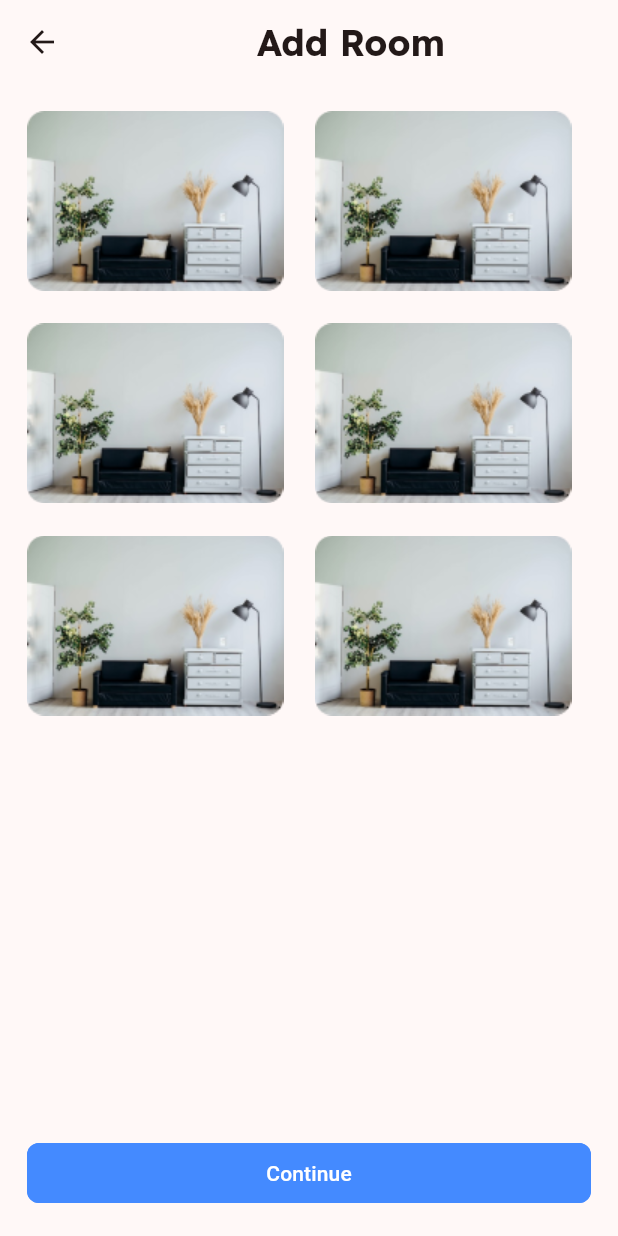
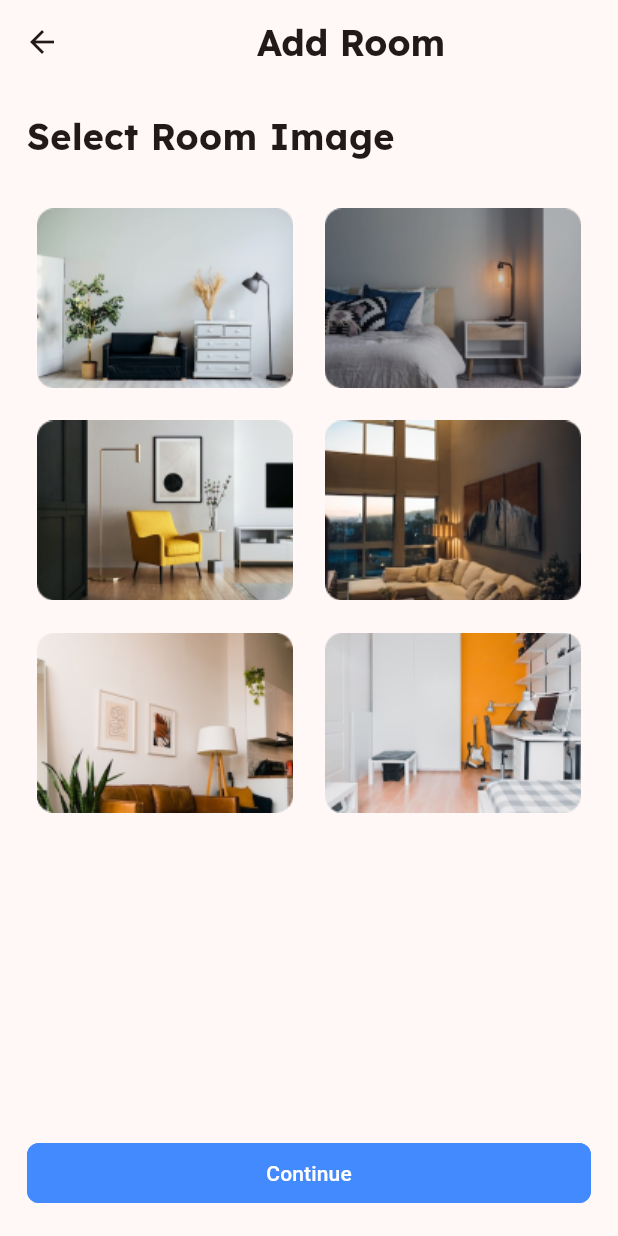
Before and after one commit to AwalkzzD/estonedge, a Flutter app: the SelectRoomImageScreen screen opened by its route, on a phone screen of 412 x 824 dp. Run offline on Flutter 3.47's test engine with Material 3 defaults, Android fonts, the phone set to English and light mode, and no system bars; our stand-ins replace flutter_keyboard_visibility, flutter_riverpod, flutter_svg, rxdart, shared_preferences, synchronized; missing offline and left inert: amplify_auth_cognito, amplify_flutter; accounts and stored records are empty; project files that could hold a hidden picture were left out.

Commit message:
adding new rooms and displaying it in room screen and storing it in shared preference.

```diff
--- a/lib/base/basePageDialog.dart
+++ b/lib/base/basePageDialog.dart
@@ -125,7 +125,7 @@ abstract class BasePageDialogState<T extends BasePageDialog,
           value: getSystemUIOverlayStyle(),
           sized: false,
           child: buildWidget(context));
-      return buildWidget(context);
+      // return buildWidget(context);
     } else {
       return AnnotatedRegion<SystemUiOverlayStyle>(
           value: getSystemUIOverlayStyle(), sized: false, child: getScaffold());
--- a/lib/base/components/screen_utils/flutter_screenutil.dart
+++ b/lib/base/components/screen_utils/flutter_screenutil.dart
@@ -6,7 +6,6 @@
 library flutter_screenutil;
 
 import 'dart:math';
-import 'dart:ui' as ui;
 
 import 'package:flutter/material.dart';
 
--- a/lib/base/constants/app_images.dart
+++ b/lib/base/constants/app_images.dart
@@ -17,6 +17,17 @@ class AppImages {
   static const String appBarPlusIcon = 'assets/icons/app_bar_plus_icon.png';
   static const String addRoomPlusIcon = 'assets/icons/add_room_plus_icon.png';
 
-  static const String switchActiveThumbImage = 'assets/icons/switch_active_thumb_image.png';
-  static const String switchInactiveThumbImage = 'assets/icons/switch_inactive_thumb_image.png';
+  static const String switchActiveThumbImage =
+      'assets/icons/switch_active_thumb_image.png';
+  static const String switchInactiveThumbImage =
+      'assets/icons/switch_inactive_thumb_image.png';
+
+  // room images
+  static const String noRoomFoundImage = 'assets/images/noRoom.png';
+  static const String room1 = 'assets/images/room1.png';
+  static const String room2 = 'assets/images/room2.png';
+  static const String room3 = 'assets/images/room3.png';
+  static const String room4 = 'assets/images/room4.png';
+  static const String room5 = 'assets/images/room5.png';
+  static const String room6 = 'assets/images/room6.png';
 }
--- a/lib/ui/auth/login/login_screen.dart
+++ b/lib/ui/auth/login/login_screen.dart
@@ -49,7 +49,7 @@ class _LoginScreenState extends BaseWidgetState<LoginScreen> {
                   textAlign: TextAlign.left,
                   style: TextStyle(
                       fontSize: 20,
-                      fontFamily: 'RubikMedium-DRPE',
+                      fontFamily: 'Lexend',
                       fontWeight: FontWeight.bold),
                 ),
               ),
--- a/lib/ui/home/home_screen.dart
+++ b/lib/ui/home/home_screen.dart
@@ -7,7 +7,6 @@ import 'package:estonedge/ui/home/dashboard/dashboard_screen.dart';
 import 'package:estonedge/ui/home/home_screen_provider.dart';
 import 'package:estonedge/ui/home/room/room_screen.dart';
 import 'package:estonedge/ui/home/scheduler/schedule_details_screen.dart';
-import 'package:estonedge/ui/home/scheduler/schedule_home_screen.dart';
 import 'package:estonedge/ui/profile/profile_screen.dart';
 import 'package:flutter/material.dart';
 import 'package:flutter_riverpod/flutter_riverpod.dart';
--- /dev/null
+++ b/lib/ui/home/room/add_room/add_room_provider.dart
@@ -0,0 +1,5 @@
+  import 'package:flutter_riverpod/flutter_riverpod.dart';
+
+  final roomNameProvider = StateProvider<String>((ref) {
+    return '';
+  });
--- a/lib/ui/home/room/add_room/room_image_screen.dart
+++ b/lib/ui/home/room/add_room/room_image_screen.dart
@@ -1,7 +1,10 @@
 import 'package:estonedge/base/constants/app_images.dart';
 import 'package:estonedge/base/screens/base_widget.dart';
 import 'package:estonedge/base/utils/widgets/custom_button.dart';
+import 'package:estonedge/ui/home/room/add_room/add_room_provider.dart';
+import 'package:estonedge/ui/home/room/add_room/room_list_provider.dart';
 import 'package:flutter/material.dart';
+import 'package:flutter_riverpod/flutter_riverpod.dart';
 
 class SelectRoomImageScreen extends BaseWidget {
   const SelectRoomImageScreen({super.key});
@@ -12,8 +15,15 @@ class SelectRoomImageScreen extends BaseWidget {
 
 class _SelectRoomImageScreenState
     extends BaseWidgetState<SelectRoomImageScreen> {
-  List<bool> selectedImages = List.generate(
-      6, (index) => false); // List to keep track of selected images
+  final List<String> roomImages = [
+    AppImages.room1,
+    AppImages.room2,
+    AppImages.room3,
+    AppImages.room4,
+    AppImages.room5,
+    AppImages.room6,
+  ];
+  int? selectedImageIndex; // Index of the selected image
 
   @override
   Widget build(BuildContext context) {
@@ -33,7 +43,19 @@ class _SelectRoomImageScreenState
       body: Padding(
         padding: const EdgeInsets.all(18.0),
         child: Column(
+          crossAxisAlignment: CrossAxisAlignment.start,
           children: [
+            Text(
+              'Select Room Image',
+              textAlign: TextAlign.center,
+              style: TextStyle(
+                  fontSize: 24,
+                  fontFamily: 'Lexend',
+                  fontWeight: FontWeight.bold),
+            ),
+            SizedBox(
+              height: 20,
+            ),
             Flexible(
               child: GridView.builder(
                 itemCount: 6, // Total number of containers
@@ -47,48 +69,69 @@ class _SelectRoomImageScreenState
                   return GestureDetector(
                     onTap: () {
                       setState(() {
-                        selectedImages[index] =
-                            !selectedImages[index]; // Toggle selection state
+                        selectedImageIndex =
+                            index; // Set the selected image index
                       });
                     },
-                    child: Stack(
-                      children: [
-                        Image.asset(
-                            'assets/images/room.png'), // Display the image
-                        if (selectedImages[
-                            index]) // Display tick icon if selected
-                          Positioned(
-                            bottom: 8,
-                            right: 8,
-                            child: Icon(
-                              Icons.check_circle,
-                              color: Colors.blue,
-                              size: 24,
-                            ),
+                    child: Container(
+                      decoration: BoxDecoration(
+                        boxShadow: [
+                          BoxShadow(
+                            color: selectedImageIndex == index
+                                ? Colors.black.withOpacity(0.5)
+                                : Colors.black.withOpacity(0),
+                            spreadRadius: 0.8,
+                            blurRadius: 8.0,
                           ),
-                      ],
+                        ],
+                      ),
+                      child:
+                          Image.asset(roomImages[index]), // Display the image
                     ),
                   );
                 },
               ),
             ),
-            CustomButton(
-              btnText: 'Continue',
-              width: double.infinity,
-              color: Colors.blueAccent,
-              onPressed: () => showDialog<String>(
-                context: context,
-                builder: (BuildContext context) => AlertDialog(
-                  title: Icon(Icons.add_task),
-                  content: const Text('Room Added Successfully'),
-                  actions: <Widget>[
-                    TextButton(
-                      onPressed: () => Navigator.pop(context, 'OK'),
-                      child: const Text('OK'),
-                    ),
-                  ],
-                ),
-              ),
+            Consumer(
+              builder: (context, ref, _) {
+                final roomName = ref.watch(roomNameProvider);
+
+                return CustomButton(
+                  btnText: 'Continue',
+                  width: double.infinity,
+                  color: Colors.blueAccent,
+                  onPressed: () {
+                    if (selectedImageIndex != null) {
+                      final selectedImage = roomImages[selectedImageIndex!];
+                      ref.read(roomListProvider.notifier).addRoom(roomName, selectedImage);
+                      showDialog<String>(
+                        context: context,
+                        builder: (BuildContext context) => AlertDialog(
+                          title: Icon(Icons.add_task),
+                          content: Text('$roomName Added Successfully'),
+                          actions: <Widget>[
+                            TextButton(
+                              onPressed: () => Navigator.pop(context, 'OK'),
+                              child: TextButton(
+                                onPressed: () {
+                                  // Navigator.pushNamed(context, '/home');
+                                  Navigator.pushNamedAndRemoveUntil(
+                                      context, "/home", (route) => false);
+                                },
+                                child: Text('OK'),
+                              ),
+                            ),
+                          ],
+                        ),
+                      );
+                    } else {
+                      ScaffoldMessenger.of(context).showSnackBar(
+                        SnackBar(content: Text('Please select an image')),
+                      );
+                    }
+                  },
+                );
+              },
             ),
           ],
         ),
--- a/lib/ui/splash/splash_screen.dart
+++ b/lib/ui/splash/splash_screen.dart
@@ -47,8 +47,8 @@ class _SplashScreenState extends BaseWidgetState<SplashScreen>
     final isUserSessionActive = await ref.read(userSessionProvider);
     await Future.delayed(const Duration(seconds: 2), () {
       isUserSessionActive
-          ? Navigator.pushReplacementNamed(context, '/homeScreenTest')
-          : Navigator.pushReplacementNamed(context, '/homeScreenTest');
+          ? Navigator.pushReplacementNamed(context, '/home')
+          : Navigator.pushReplacementNamed(context, '/home');
     });
   }
 
```
Also changed, not shown: lib/main.dart (+8 -1 lines), lib/ui/home/dashboard/dashboard_screen.dart (+13 -14 lines), lib/ui/home/room/add_room/add_room_screen.dart (+34 -5 lines), lib/ui/home/room/add_room/room_list_provider.dart (added, +47 -0 lines), lib/ui/home/room/room_screen.dart (+41 -13 lines), assets/images/noRoom.png (added), assets/images/room1.png (added), assets/images/room2.png (added), assets/images/room3.png (added), assets/images/room4.png (added), assets/images/room5.png (added), assets/images/room6.png (added).
